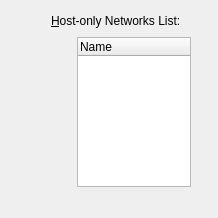
First picture: the form in vbox/src/VBox/Frontends/VirtualBox/ui/VBoxGLSettingsNetwork.ui, repository jljuxgm/vboxgit, before the edit.
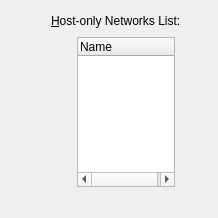
Second picture: the form after the edit. Custom widgets are drawn as their Qt base class.

Commit message:
commit_18393 ------------------------------------------------------------------------ r18393 | vboxsync | 2009-03-27 21:33:30 +0800 (Fri, 27 Mar 2009) | 1 line
FE/Qt4: Relayout (for MAC) for Global Settings / Network page.
------------------------------------------------------------------------

```diff
--- a/vbox/src/VBox/Frontends/VirtualBox/ui/VBoxGLSettingsNetwork.ui
+++ b/vbox/src/VBox/Frontends/VirtualBox/ui/VBoxGLSettingsNetwork.ui
@@ -82,10 +82,19 @@
     </widget>
    </item>
    <item row="1" column="3">
+    <widget class="QWidget" name="mWtActions">
+     <layout class="QHBoxLayout">
+      <property name="spacing" >
+       <number>0</number>
+      </property>
+      <item>
     <widget class="VBoxToolBar" name="mTbActions">
      <property name="orientation">
       <enum>Qt::Horizontal</enum>
      </property>
+       </widget>
+      </item>
+     </layout>
     </widget>
    </item>
    <item row="2" column="1">
```
Lines whose indentation alone changed are shown as unchanged. The commit also changes 1 other file.
